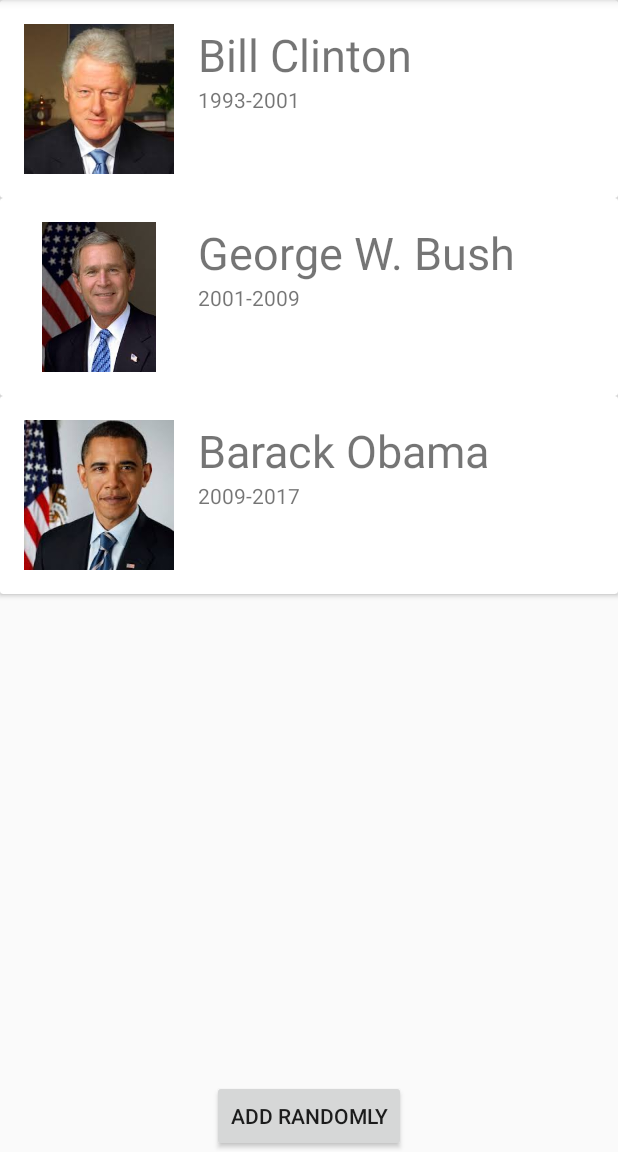
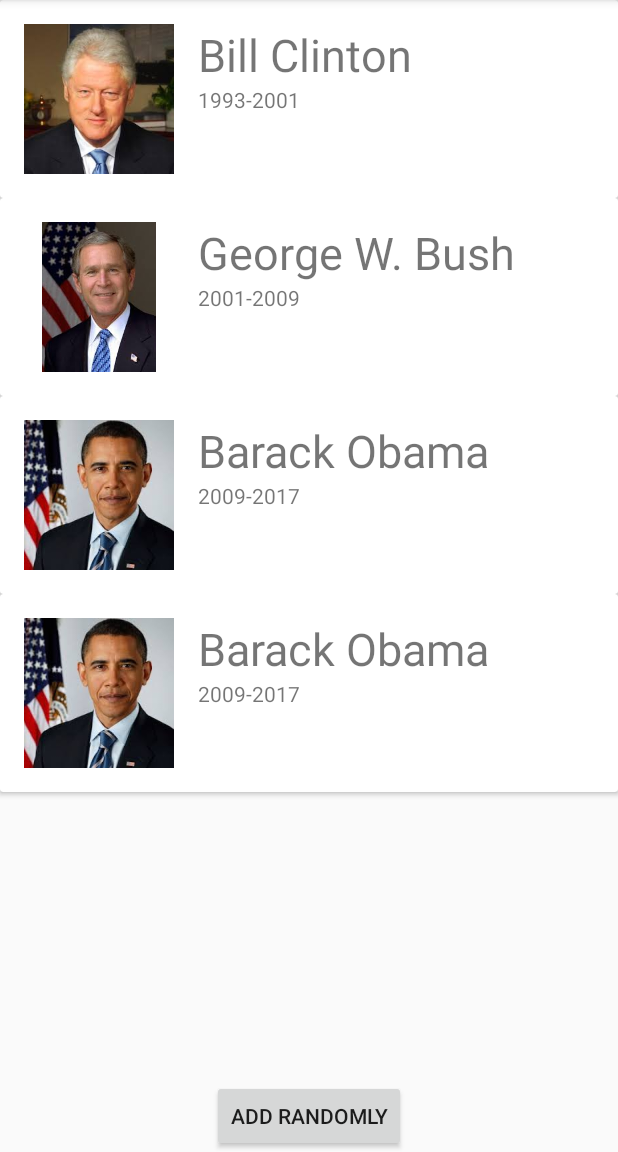
Before and after one commit to nrf2119/RecycylerView2020, an Android app: the screen it shows after launch (MainActivity), after a tap on "ADD RANDOMLY", on a phone screen of 412 x 824 dp, the part 84-1236 px from its top. Run offline under Robolectric (Android 15) with nearby library versions, the phone set to English and light mode, and no system bars.

Commit message:
Added the add random president button functionality

```diff
--- a/app/src/main/java/com/example/android/recycylerview2020/MainActivity.java
+++ b/app/src/main/java/com/example/android/recycylerview2020/MainActivity.java
@@ -13,6 +13,7 @@ public class MainActivity extends AppCompatActivity {
 
     ArrayList<President> presidents;
     PresidentAdapter presAdapter;
+    RecyclerView recyclerView;
 
     @Override
     protected void onCreate(Bundle savedInstanceState) {
@@ -21,7 +22,7 @@ public class MainActivity extends AppCompatActivity {
 
         initialData(); //notice we call the method in onCreate. why here?
 
-            RecyclerView recyclerView = findViewById(R.id.recycler_view);
+        recyclerView = findViewById(R.id.recycler_view);
         recyclerView.setHasFixedSize(true);
         recyclerView.setLayoutManager(new LinearLayoutManager(this));
 
@@ -37,6 +38,15 @@ public class MainActivity extends AppCompatActivity {
     }
 
     public void addRandomPerson(View view) {
-            //implement this method
+        President newPrez;
+        int num = (int) (Math.random() * 3);
+        if (num == 0)
+            newPrez = new President("Bill Clinton", "1993-2001", R.drawable.clinton);
+        else if (num == 1)
+            newPrez = new President("George W. Bush", "2001-2009", R.drawable.bush);
+        else
+            newPrez = new President("Barack Obama", "2009-2017", R.drawable.obama);
+        presidents.add(newPrez);
+        recyclerView.setAdapter(presAdapter);
     }
 }
```
Lines whose indentation alone changed are shown as unchanged.
